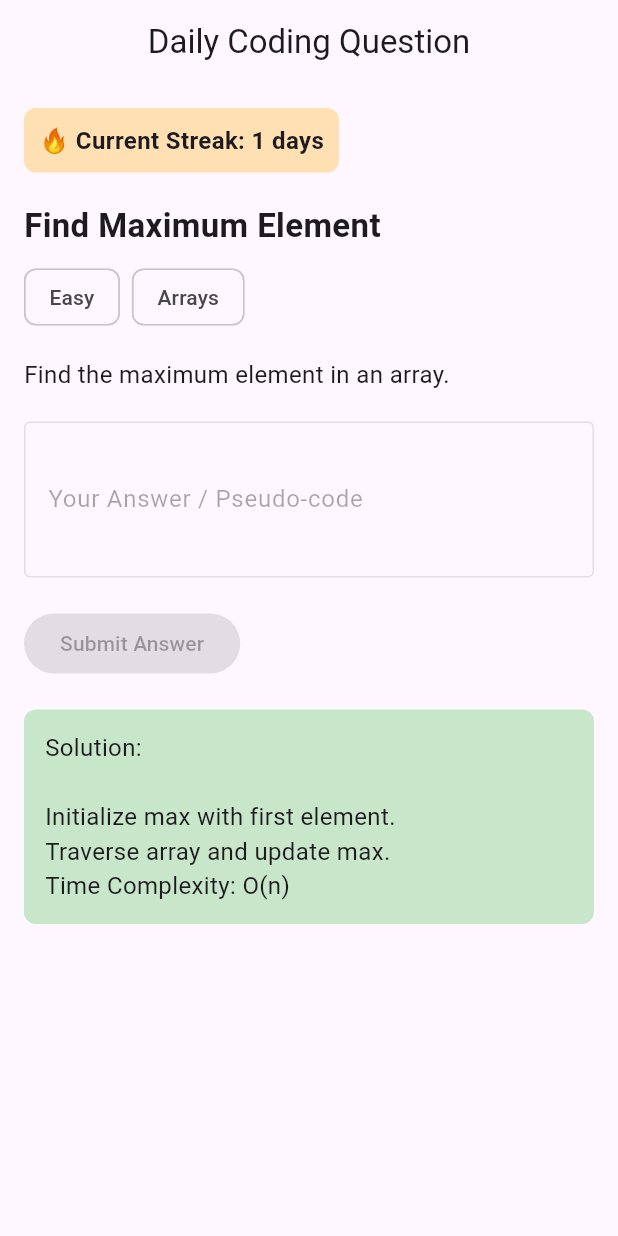
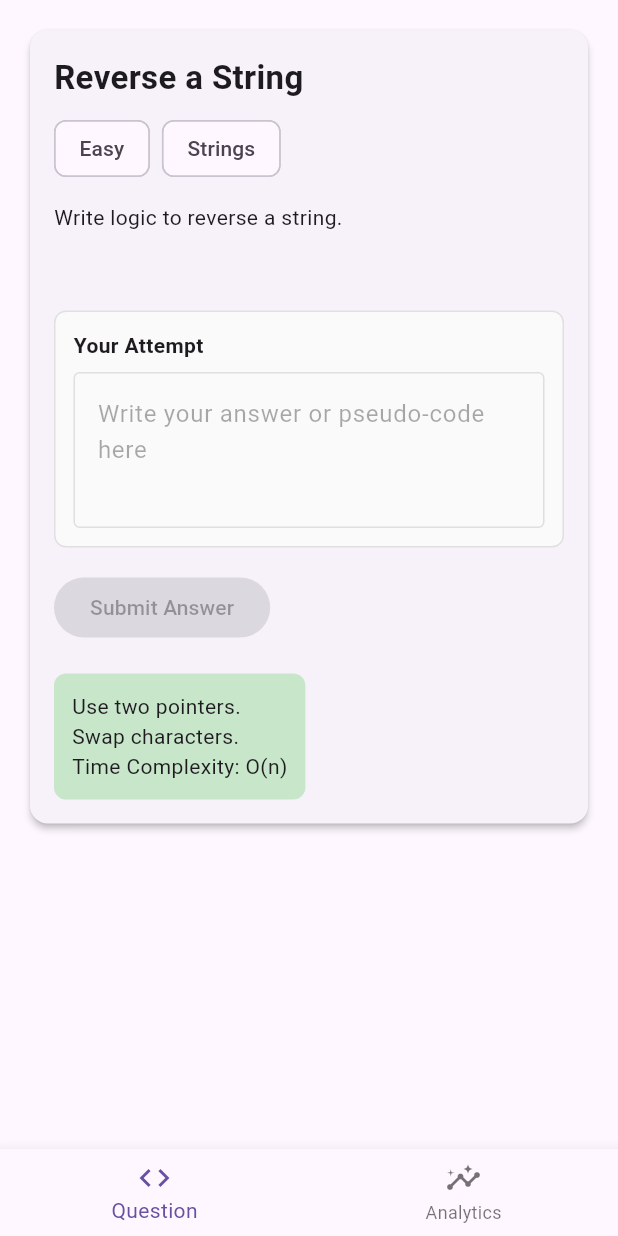
Before and after one commit to SoorajGP/gdg, a Flutter app: the screen it shows after launch, after a tap on "Submit Answer", on a phone screen of 412 x 824 dp. Run offline on Flutter 3.47's test engine with Material 3 defaults, Android fonts, the phone set to English and light mode, and no system bars; our stand-ins replace shared_preferences.

Commit message:
Fix missing answer input and improve question UI layout

```diff
--- a/daily_coding_app/lib/main.dart
+++ b/daily_coding_app/lib/main.dart
@@ -13,7 +13,103 @@ class DailyCodingApp extends StatelessWidget {
   Widget build(BuildContext context) {
     return const MaterialApp(
       debugShowCheckedModeBanner: false,
-      home: QuestionScreen(),
+      home: HomeShell(),
+    );
+  }
+}
+
+/// HOME SHELL
+class HomeShell extends StatefulWidget {
+  const HomeShell({super.key});
+
+  @override
+  State<HomeShell> createState() => _HomeShellState();
+}
+
+class _HomeShellState extends State<HomeShell> {
+  int selectedIndex = 0;
+
+  int currentStreak = 0;
+  int longestStreak = 0;
+  int totalAttempts = 0;
+  String? lastAttemptDate;
+
+  @override
+  void initState() {
+    super.initState();
+    loadStats();
+  }
+
+  Future<void> loadStats() async {
+    final prefs = await SharedPreferences.getInstance();
+    setState(() {
+      currentStreak = prefs.getInt('currentStreak') ?? 0;
+      longestStreak = prefs.getInt('longestStreak') ?? 0;
+      totalAttempts = prefs.getInt('totalAttempts') ?? 0;
+      lastAttemptDate = prefs.getString('lastDate');
+    });
+  }
+
+  Future<void> updateStats() async {
+    final prefs = await SharedPreferences.getInstance();
+    String today = DateTime.now().toIso8601String().split('T')[0];
+
+    if (lastAttemptDate == today) return;
+
+    if (lastAttemptDate != null) {
+      DateTime last = DateTime.parse(lastAttemptDate!);
+      DateTime now = DateTime.now();
+
+      if (now.difference(last).inDays == 1) {
+        currentStreak++;
+      } else {
+        currentStreak = 1;
+      }
+    } else {
+      currentStreak = 1;
+    }
+
+    totalAttempts++;
+    longestStreak =
+        currentStreak > longestStreak ? currentStreak : longestStreak;
+    lastAttemptDate = today;
+
+    await prefs.setInt('currentStreak', currentStreak);
+    await prefs.setInt('longestStreak', longestStreak);
+    await prefs.setInt('totalAttempts', totalAttempts);
+    await prefs.setString('lastDate', today);
+
+    setState(() {});
+  }
+
+  @override
+  Widget build(BuildContext context) {
+    return Scaffold(
+      body: IndexedStack(
+        index: selectedIndex,
+        children: [
+          QuestionScreen(onSubmit: updateStats),
+          AnalyticsScreen(
+            currentStreak: currentStreak,
+            longestStreak: longestStreak,
+            totalAttempts: totalAttempts,
+          ),
+        ],
+      ),
+      bottomNavigationBar: BottomNavigationBar(
+        currentIndex: selectedIndex,
+        onTap: (i) => setState(() => selectedIndex = i),
+        items: const [
+          BottomNavigationBarItem(
+            icon: Icon(Icons.code),
+            label: "Question",
+          ),
+          BottomNavigationBarItem(
+            icon: Icon(Icons.insights),
+            label: "Analytics",
+          ),
+        ],
+      ),
     );
   }
 }
@@ -35,9 +131,11 @@ class CodingQuestion {
   });
 }
 
-/// MAIN SCREEN
+/// QUESTION SCREEN
 class QuestionScreen extends StatefulWidget {
-  const QuestionScreen({super.key});
+  final Future<void> Function() onSubmit;
+
+  const QuestionScreen({super.key, required this.onSubmit});
 
   @override
   State<QuestionScreen> createState() => _QuestionScreenState();
@@ -45,22 +143,15 @@ class QuestionScreen extends StatefulWidget {
 
 class _QuestionScreenState extends State<QuestionScreen> {
   bool submitted = false;
-  String userAnswer = "";
 
-  int currentStreak = 0;
-  String? lastAttemptDate;
-
-  /// QUESTION BANK
   final List<CodingQuestion> questions = [
     CodingQuestion(
       title: "Reverse a String",
-      description: "Write logic to reverse a given string.",
+      description: "Write logic to reverse a string.",
       difficulty: "Easy",
       topic: "Strings",
       solution:
-          "Use two pointers at start and end.\n"
-          "Swap characters until pointers meet.\n"
-          "Time Complexity: O(n)",
+          "Use two pointers.\nSwap characters.\nTime Complexity: O(n)",
     ),
     CodingQuestion(
       title: "Find Maximum Element",
@@ -68,19 +159,7 @@ class _QuestionScreenState extends State<QuestionScreen> {
       difficulty: "Easy",
       topic: "Arrays",
       solution:
-          "Initialize max with first element.\n"
-          "Traverse array and update max.\n"
-          "Time Complexity: O(n)",
-    ),
-    CodingQuestion(
-      title: "Check Palindrome",
-      description: "Check whether a string is a palindrome.",
-      difficulty: "Medium",
-      topic: "Strings",
-      solution:
-          "Compare characters from start and end.\n"
-          "If mismatch, not a palindrome.\n"
-          "Time Complexity: O(n)",
+          "Iterate through array and track max.\nTime Complexity: O(n)",
     ),
   ];
 
@@ -90,83 +169,28 @@ class _QuestionScreenState extends State<QuestionScreen> {
   void initState() {
     super.initState();
     todayQuestion = getTodayQuestion();
-    loadStreak();
   }
 
-  /// 🔹 DAILY ROTATION
   CodingQuestion getTodayQuestion() {
     DateTime now = DateTime.now();
-    int dayNumber = now.year * 1000 + now.month * 50 + now.day;
-    int index = dayNumber % questions.length;
-    return questions[index];
-  }
-
-  /// 🔹 LOAD STREAK FROM LOCAL STORAGE
-  Future<void> loadStreak() async {
-    final prefs = await SharedPreferences.getInstance();
-    setState(() {
-      currentStreak = prefs.getInt('streak') ?? 0;
-      lastAttemptDate = prefs.getString('lastDate');
-    });
-  }
-
-  /// 🔹 UPDATE STREAK ON SUBMIT
-  Future<void> updateStreak() async {
-    final prefs = await SharedPreferences.getInstance();
-    String today = DateTime.now().toIso8601String().split('T')[0];
-
-    if (lastAttemptDate == today) return;
-
-    if (lastAttemptDate != null) {
-      DateTime last = DateTime.parse(lastAttemptDate!);
-      DateTime now = DateTime.now();
-
-      if (now.difference(last).inDays == 1) {
-        currentStreak++;
-      } else {
-        currentStreak = 1;
-      }
-    } else {
-      currentStreak = 1;
-    }
-
-    lastAttemptDate = today;
-
-    await prefs.setInt('streak', currentStreak);
-    await prefs.setString('lastDate', today);
+    int value = now.year * 1000 + now.month * 50 + now.day;
+    return questions[value % questions.length];
   }
 
   @override
   Widget build(BuildContext context) {
-    return Scaffold(
-      appBar: AppBar(
-        title: const Text("Daily Coding Question"),
-        centerTitle: true,
-      ),
-      body: Padding(
+    return SingleChildScrollView(
       padding: const EdgeInsets.all(16),
       child: Column(
         crossAxisAlignment: CrossAxisAlignment.start,
         children: [
-            /// STREAK DISPLAY
-            Container(
-              padding: const EdgeInsets.all(10),
-              decoration: BoxDecoration(
-                color: Colors.orange.shade100,
-                borderRadius: BorderRadius.circular(8),
-              ),
-              child: Text(
-                "🔥 Current Streak: $currentStreak days",
-                style: const TextStyle(
-                  fontSize: 16,
-                  fontWeight: FontWeight.bold,
-                ),
-              ),
-            ),
-
-            const SizedBox(height: 20),
-
-            /// TITLE
+          Card(
+            elevation: 2,
+            child: Padding(
+              padding: const EdgeInsets.all(16),
+              child: Column(
+                crossAxisAlignment: CrossAxisAlignment.start,
+                children: [
                   Text(
                     todayQuestion.title,
                     style: const TextStyle(
@@ -174,10 +198,7 @@ class _QuestionScreenState extends State<QuestionScreen> {
                       fontWeight: FontWeight.bold,
                     ),
                   ),
-
                   const SizedBox(height: 8),
-
-            /// TAGS
                   Row(
                     children: [
                       Chip(label: Text(todayQuestion.difficulty)),
@@ -185,65 +206,156 @@ class _QuestionScreenState extends State<QuestionScreen> {
                       Chip(label: Text(todayQuestion.topic)),
                     ],
                   ),
+                  const SizedBox(height: 12),
+                  Text(todayQuestion.description),
+                  const SizedBox(height: 20),
 
                   const SizedBox(height: 16),
 
-            /// DESCRIPTION
-            Text(
-              todayQuestion.description,
-              style: const TextStyle(fontSize: 16),
+                  Container(
+                  margin: const EdgeInsets.only(top: 16),
+                  padding: const EdgeInsets.all(12),
+                  decoration: BoxDecoration(
+                    color: Colors.grey.shade50,
+                    borderRadius: BorderRadius.circular(8),
+                    border: Border.all(color: Colors.grey.shade300),
                   ),
-
-            const SizedBox(height: 20),
-
-            /// ANSWER INPUT
+                  child: Column(
+                    crossAxisAlignment: CrossAxisAlignment.start,
+                    children: [
+                      const Text(
+                        "Your Attempt",
+                        style: TextStyle(
+                          fontWeight: FontWeight.bold,
+                        ),
+                      ),
+                      const SizedBox(height: 8),
                       TextField(
                         enabled: !submitted,
                         maxLines: 3,
                         decoration: const InputDecoration(
-                labelText: "Your Answer / Pseudo-code",
+                          hintText: "Write your answer or pseudo-code here",
                           border: OutlineInputBorder(),
-              ),
-              onChanged: (value) {
-                userAnswer = value;
-              },
-            ),
-
-            const SizedBox(height: 20),
-
-            /// SUBMIT BUTTON
-            ElevatedButton(
-              onPressed: submitted
-                  ? null
-                  : () async {
-                      setState(() {
-                        submitted = true;
-                      });
-                      await updateStreak();
-                      setState(() {});
-                    },
-              child: const Text("Submit Answer"),
-            ),
-
-            const SizedBox(height: 20),
-
-            /// SOLUTION
-            if (submitted)
-              Container(
-                width: double.infinity,
-                padding: const EdgeInsets.all(14),
-                decoration: BoxDecoration(
-                  color: Colors.green.shade100,
-                  borderRadius: BorderRadius.circular(8),
-                ),
-                child: Text(
-                  "Solution:\n\n${todayQuestion.solution}",
-                  style: const TextStyle(fontSize: 16),
                         ),
                       ),
                     ],
                   ),
                 ),
+
+
+                  const SizedBox(height: 16),
+
+                  ElevatedButton(
+                    onPressed: submitted
+                        ? null
+                        : () async {
+                            setState(() => submitted = true);
+                            await widget.onSubmit();
+                          },
+                    child: const Text("Submit Answer"),
+                  ),
+                  if (submitted) ...[
+                    const SizedBox(height: 20),
+                    Container(
+                      padding: const EdgeInsets.all(12),
+                      decoration: BoxDecoration(
+                        color: Colors.green.shade100,
+                        borderRadius: BorderRadius.circular(8),
+                      ),
+                      child: Text(todayQuestion.solution),
+                    ),
+                  ]
+                ],
+              ),
+            ),
+          ),
+        ],
+      ),
     );
   }
 }
+
+/// ANALYTICS SCREEN (CLEAN & MEANINGFUL)
+class AnalyticsScreen extends StatelessWidget {
+  final int currentStreak;
+  final int longestStreak;
+  final int totalAttempts;
+
+  const AnalyticsScreen({
+    super.key,
+    required this.currentStreak,
+    required this.longestStreak,
+    required this.totalAttempts,
+  });
+
+  @override
+  Widget build(BuildContext context) {
+    return Padding(
+      padding: const EdgeInsets.all(16),
+      child: Column(
+        crossAxisAlignment: CrossAxisAlignment.start,
+        children: [
+          const Text(
+            "Your Progress",
+            style: TextStyle(fontSize: 24, fontWeight: FontWeight.bold),
+          ),
+          const SizedBox(height: 20),
+
+          _StatCard(
+            icon: Icons.local_fire_department,
+            label: "Current Streak",
+            value: "$currentStreak days",
+            color: Colors.orange,
+          ),
+
+          _StatCard(
+            icon: Icons.emoji_events,
+            label: "Longest Streak",
+            value: "$longestStreak days",
+            color: Colors.blue,
+          ),
+
+          _StatCard(
+            icon: Icons.check_circle,
+            label: "Total Days Attempted",
+            value: "$totalAttempts",
+            color: Colors.green,
+          ),
+        ],
+      ),
+    );
+  }
+}
+
+/// REUSABLE STAT CARD
+class _StatCard extends StatelessWidget {
+  final IconData icon;
+  final String label;
+  final String value;
+  final Color color;
+
+  const _StatCard({
+    required this.icon,
+    required this.label,
+    required this.value,
+    required this.color,
+  });
+
+  @override
+  Widget build(BuildContext context) {
+    return Card(
+      margin: const EdgeInsets.only(bottom: 12),
+      child: ListTile(
+        leading: Icon(icon, color: color),
+        title: Text(label),
+        trailing: Text(
+          value,
+          style: const TextStyle(
+            fontSize: 18,
+            fontWeight: FontWeight.bold,
+          ),
+        ),
+      ),
+    );
+  }
+}
```
Lines whose indentation alone changed are shown as unchanged.
